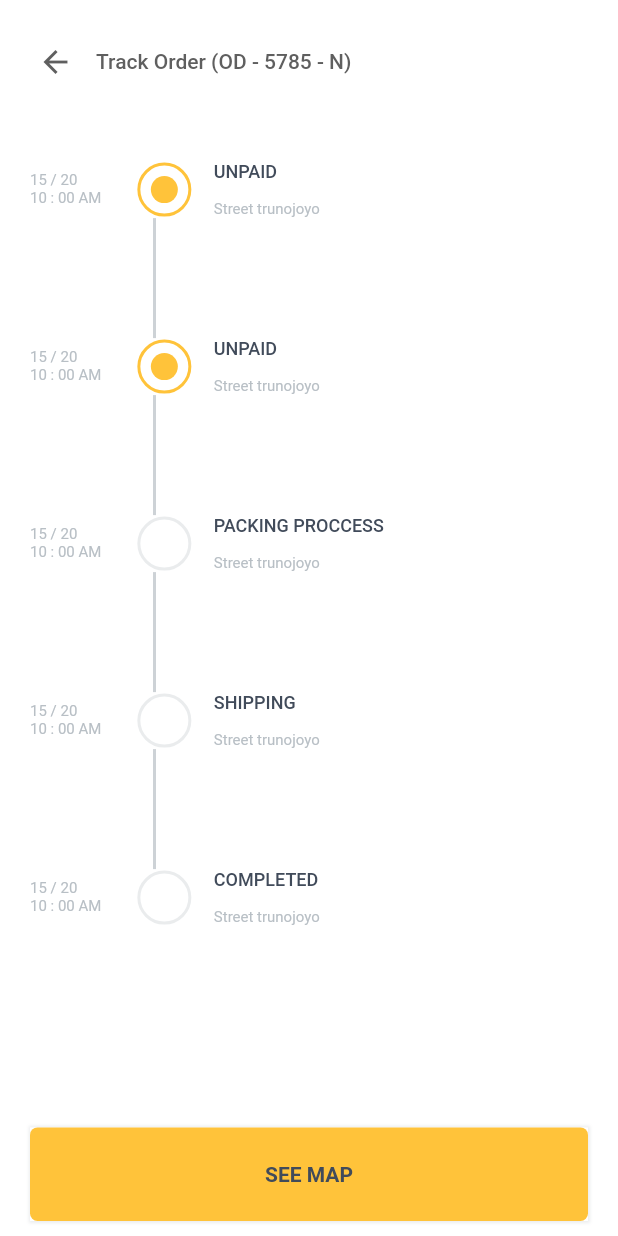
After one commit to Syahro/e_commerce, a Flutter app: the TrackOrderDetailPage screen opened directly, on a phone screen of 412 x 824 dp. The commit adds this screen. Run offline on Flutter 3.47's test engine with Material 2 defaults, Android fonts, the phone set to English and light mode, and no system bars; our stand-ins replace google_fonts, modal_bottom_sheet.

Commit message:
done modified trackOrderDetailPage and add some assets or support

```diff
--- /dev/null
+++ b/lib/pages/track_order_detail_page.dart
@@ -0,0 +1,128 @@
+import 'package:e_commerce/theme.dart';
+import 'package:e_commerce/widget/customs_appbar.dart';
+import 'package:e_commerce/widget/track_info.dart';
+import 'package:flutter/material.dart';
+
+class TrackOrderDetailPage extends StatelessWidget {
+  @override
+  Widget build(BuildContext context) {
+    return Scaffold(
+      backgroundColor: whiteColor,
+      body: SafeArea(
+        child: Column(
+          children: [
+            Expanded(
+              flex: 1,
+              child: CustomsAppbar('Track Order (OD - 5785 - N)'),
+            ),
+            Expanded(
+                flex: 8,
+                child: ListView(
+                  children: [
+                    Padding(
+                      padding: EdgeInsets.only(
+                        left: 20,
+                        top: defaultMargin,
+                        right: 20,
+                      ),
+                      child: Column(
+                        crossAxisAlignment: CrossAxisAlignment.start,
+                        children: [
+                          TrackInfo(
+                            '15 / 20\n10 : 00 AM',
+                            'UNPAID',
+                            true,
+                          ),
+                          Container(
+                            margin: EdgeInsets.only(left: 82),
+                            width: 2,
+                            height: 80,
+                            color: greyColor.withOpacity(0.7),
+                          ),
+                          TrackInfo(
+                            '15 / 20\n10 : 00 AM',
+                            'UNPAID',
+                            true,
+                          ),
+                          Container(
+                            margin: EdgeInsets.only(left: 82),
+                            width: 2,
+                            height: 80,
+                            color: greyColor.withOpacity(0.7),
+                          ),
+                          TrackInfo(
+                            '15 / 20\n10 : 00 AM',
+                            'PACKING PROCCESS',
+                            false,
+                          ),
+                          Container(
+                            margin: EdgeInsets.only(left: 82),
+                            width: 2,
+                            height: 80,
+                            color: greyColor.withOpacity(0.7),
+                          ),
+                          TrackInfo(
+                            '15 / 20\n10 : 00 AM',
+                            'SHIPPING',
+                            false,
+                          ),
+                          Container(
+                            margin: EdgeInsets.only(left: 82),
+                            width: 2,
+                            height: 80,
+                            color: greyColor.withOpacity(0.7),
+                          ),
+                          TrackInfo(
+                            '15 / 20\n10 : 00 AM',
+                            'COMPLETED',
+                            false,
+                          ),
+                          SizedBox(
+                            height: 30,
+                          ),
+                        ],
+                      ),
+                    ),
+                  ],
+                )),
+            Expanded(
+              flex: 1,
+              child: Container(
+                width: double.infinity,
+                height: double.infinity,
+                margin: EdgeInsets.symmetric(
+                  horizontal: 20,
+                  vertical: 10,
+                ),
+                decoration: BoxDecoration(
+                  color: whiteColor,
+                  boxShadow: [
+                    BoxShadow(
+                      color: blackColor.withOpacity(0.1),
+                      blurRadius: 1,
+                      spreadRadius: 1,
+                    )
+                  ],
+                ),
+                child: FlatButton(
+                  onPressed: () {},
+                  color: yellowColor,
+                  shape: RoundedRectangleBorder(
+                    borderRadius: BorderRadius.circular(5),
+                  ),
+                  child: Text(
+                    'SEE MAP',
+                    style: boldTextStyle.copyWith(
+                      fontSize: 14,
+                      color: blackColor,
+                    ),
+                  ),
+                ),
+              ),
+            ),
+          ],
+        ),
+      ),
+    );
+  }
+}
--- /dev/null
+++ b/lib/widget/bullet_track_order.dart
@@ -0,0 +1,42 @@
+import 'package:flutter/material.dart';
+
+import '../theme.dart';
+
+class BulletTrackOrder extends StatelessWidget {
+  final bool isDone;
+  final double sizeOut;
+  final double sizeIn;
+
+  BulletTrackOrder(
+    this.isDone,
+    this.sizeOut,
+    this.sizeIn,
+  );
+  @override
+  Widget build(BuildContext context) {
+    return Container(
+      height: sizeOut,
+      width: sizeOut,
+      decoration: BoxDecoration(
+        color: Colors.transparent,
+        borderRadius: BorderRadius.circular(18),
+        border: Border.all(
+          color: isDone ? yellowColor : greyColor.withOpacity(0.3),
+          width: 2,
+        ),
+      ),
+      child: Center(
+        child: isDone
+            ? Container(
+                height: sizeIn,
+                width: sizeIn,
+                decoration: BoxDecoration(
+                  color: yellowColor,
+                  borderRadius: BorderRadius.circular(9),
+                ),
+              )
+            : Container(),
+      ),
+    );
+  }
+}
--- /dev/null
+++ b/lib/widget/track_info.dart
@@ -0,0 +1,61 @@
+import 'package:flutter/material.dart';
+
+import '../theme.dart';
+import 'bullet_track_order.dart';
+
+class TrackInfo extends StatelessWidget {
+  final String dateInfo;
+  final String status;
+  final bool isActive;
+
+  TrackInfo(
+    this.dateInfo,
+    this.status,
+    this.isActive,
+  );
+  @override
+  Widget build(BuildContext context) {
+    return Row(
+      crossAxisAlignment: CrossAxisAlignment.center,
+      children: [
+        Text(
+          dateInfo,
+          style: regularTextStyle.copyWith(
+            fontSize: 10,
+            color: greyColor,
+          ),
+        ),
+        SizedBox(
+          width: 24,
+        ),
+        BulletTrackOrder(
+          isActive,
+          36,
+          18,
+        ),
+        SizedBox(
+          width: 15,
+        ),
+        Column(
+          crossAxisAlignment: CrossAxisAlignment.start,
+          children: [
+            Text(
+              status,
+              style: mediumTextStyle.copyWith(
+                fontSize: 12,
+                color: blackColor,
+              ),
+            ),
+            Text(
+              '\nStreet trunojoyo',
+              style: regularTextStyle.copyWith(
+                fontSize: 10,
+                color: greyColor,
+              ),
+            ),
+          ],
+        ),
+      ],
+    );
+  }
+}
--- a/lib/widget/track_widget.dart
+++ b/lib/widget/track_widget.dart
@@ -1,3 +1,4 @@
+import 'package:e_commerce/pages/track_order_detail_page.dart';
 import 'package:flutter/material.dart';
 
 import '../theme.dart';
@@ -12,7 +13,18 @@ class TrackWidget extends StatelessWidget {
   );
   @override
   Widget build(BuildContext context) {
-    return Container(
+    return InkWell(
+      onTap: () {
+        Navigator.push(
+          context,
+          MaterialPageRoute(
+            builder: (context) {
+              return TrackOrderDetailPage();
+            },
+          ),
+        );
+      },
+      child: Container(
         height: 75,
         width: double.infinity,
         decoration: BoxDecoration(
@@ -67,6 +79,7 @@ class TrackWidget extends StatelessWidget {
             ],
           ),
         ),
+      ),
     );
   }
 }
```
Lines whose indentation alone changed are shown as unchanged.
